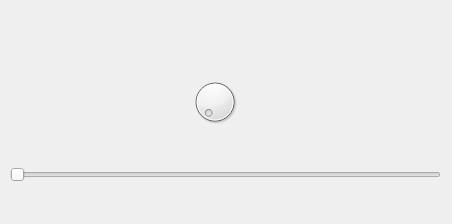
The window that ProcImageLEEM/outvideo.ui (welintonandrey/ProcImageLEEM) describes before a commit, drawn with Qt 5.
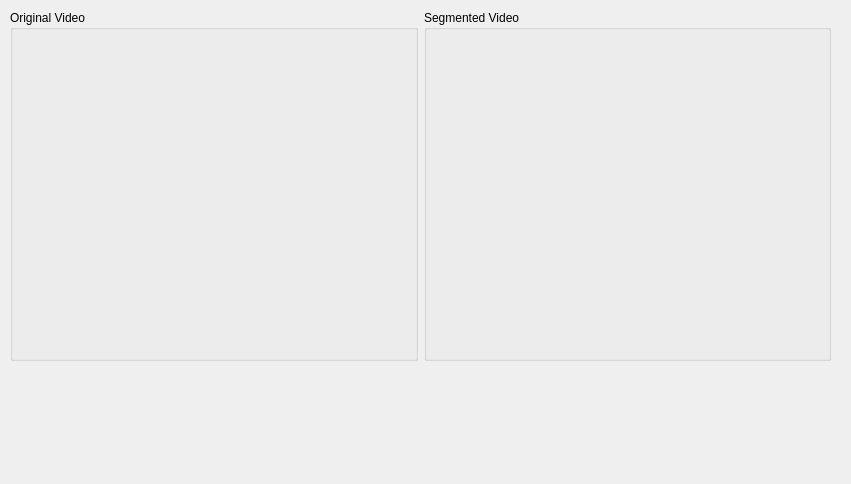
The same window after the commit.

What changed in the file:
```diff
--- a/ProcImageLEEM/outvideo.ui
+++ b/ProcImageLEEM/outvideo.ui
@@ -6,34 +6,73 @@
    <rect>
     <x>0</x>
     <y>0</y>
-    <width>452</width>
-    <height>224</height>
+    <width>851</width>
+    <height>484</height>
    </rect>
   </property>
   <property name="windowTitle">
    <string>Form</string>
   </property>
-  <widget class="QDial" name="dial">
-   <property name="geometry">
-    <rect>
-     <x>190</x>
-     <y>70</y>
-     <width>50</width>
-     <height>64</height>
-    </rect>
-   </property>
-  </widget>
-  <widget class="QSlider" name="horizontalSlider">
+  <widget class="QWidget" name="">
    <property name="geometry">
     <rect>
      <x>10</x>
-     <y>160</y>
-     <width>431</width>
-     <height>29</height>
+     <y>10</y>
+     <width>821</width>
+     <height>351</height>
     </rect>
    </property>
-   <property name="orientation">
-    <enum>Qt::Horizontal</enum>
+   <layout class="QHBoxLayout" name="horizontalLayout">
+    <item>
+     <widget class="QGroupBox" name="gbOriginal">
+      <property name="title">
+       <string>Original Video</string>
+      </property>
+      <widget class="QLabel" name="lbVideoOri">
+       <property name="geometry">
+        <rect>
+         <x>10</x>
+         <y>20</y>
+         <width>380</width>
+         <height>320</height>
+        </rect>
+       </property>
+       <property name="text">
+        <string/>
+       </property>
+      </widget>
+     </widget>
+    </item>
+    <item>
+     <widget class="QGroupBox" name="gbSegmented">
+      <property name="title">
+       <string>Segmented Video</string>
+      </property>
+      <widget class="QLabel" name="lbVideoSeg">
+       <property name="geometry">
+        <rect>
+         <x>10</x>
+         <y>20</y>
+         <width>380</width>
+         <height>320</height>
+        </rect>
+       </property>
+       <property name="text">
+        <string/>
+       </property>
+      </widget>
+     </widget>
+    </item>
+   </layout>
+  </widget>
+  <widget class="QWidget" name="">
+   <property name="geometry">
+    <rect>
+     <x>0</x>
+     <y>0</y>
+     <width>2</width>
+     <height>2</height>
+    </rect>
    </property>
   </widget>
  </widget>
```
Left out of the diff: 20 changed lines with no effect on the pictures.
